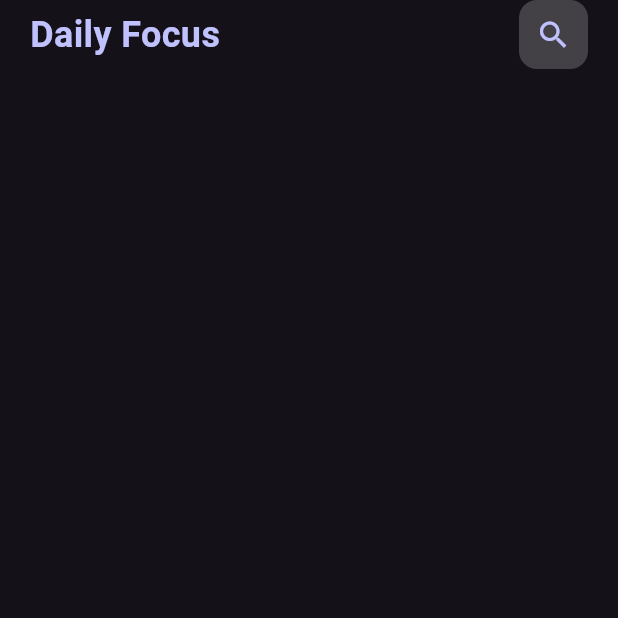
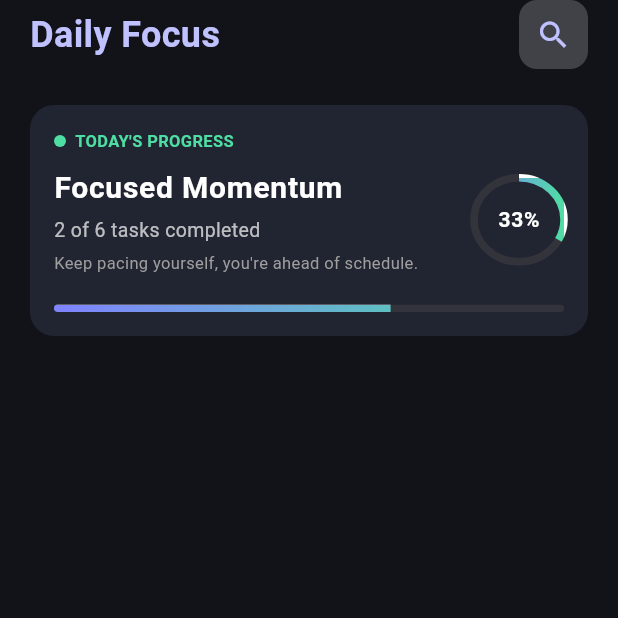
Before and after one commit to saadsaifdev/daily_focus_app, a Flutter app: the screen it shows after launch, on a phone screen of 412 x 824 dp, the top half of it. Run offline on Flutter 3.47's test engine with Material 3 defaults, Android fonts, the phone set to English and light mode, and no system bars.

Commit message:
feat: implement ProgressCard UI with gradient progress indicators

```diff
--- a/lib/constants.dart
+++ b/lib/constants.dart
@@ -3,7 +3,7 @@ import 'package:flutter/material.dart';
 const kBackgroundColor = Color(0xFF111319);
 const kSurfaceLowestColor = Color(0xFF0C0E14);
 const kCardBackgroundColor = Color(0xFF191B22);
-const kCardActiveColor = Color(0xFF1E1F26);
+const kCardActiveColor = Color(0xFF212431);
 const kSurfaceHighestColor = Color(0xFF33343B);
 
 const kPrimaryColor = Color(0xFFC0C1FF);
--- a/lib/main.dart
+++ b/lib/main.dart
@@ -1,3 +1,4 @@
+import 'package:daily_focus_app/constants.dart';
 import 'package:daily_focus_app/views/tasks_view.dart';
 import 'package:flutter/material.dart';
 
@@ -12,8 +13,10 @@ class DailyFocusApp extends StatelessWidget {
   Widget build(BuildContext context) {
     return MaterialApp(
       debugShowCheckedModeBanner: false,
-      theme: ThemeData(brightness: Brightness.dark),
-      home: TasksView(),
+      theme: ThemeData.dark().copyWith(
+        scaffoldBackgroundColor: kBackgroundColor,
+      ),
+      home: const TasksView(),
     );
   }
 }
--- /dev/null
+++ b/lib/widgets/progress_card.dart
@@ -0,0 +1,132 @@
+import 'package:daily_focus_app/constants.dart';
+import 'package:flutter/material.dart';
+
+class ProgressCard extends StatelessWidget {
+  const ProgressCard({super.key});
+
+  @override
+  Widget build(BuildContext context) {
+    return Container(
+      padding: const EdgeInsets.all(16),
+      decoration: BoxDecoration(
+        color: kCardActiveColor,
+        borderRadius: BorderRadius.circular(kCardBorderRadius),
+      ),
+      child: Column(
+        crossAxisAlignment: CrossAxisAlignment.start,
+        children: [
+          Row(
+            children: [
+              Container(
+                width: 8,
+                height: 8,
+                decoration: const BoxDecoration(
+                  color: kSecondaryColor,
+                  shape: BoxShape.circle,
+                ),
+              ),
+              const SizedBox(width: 6),
+              const Text(
+                "TODAY'S PROGRESS",
+                style: TextStyle(
+                  color: kSecondaryColor,
+                  fontSize: 11,
+                  fontWeight: FontWeight.bold,
+                ),
+              ),
+            ],
+          ),
+          ListTile(
+            contentPadding: EdgeInsets.zero,
+            title: const Text(
+              'Focused Momentum',
+              style: TextStyle(
+                color: Colors.white,
+                fontSize: 20,
+                fontWeight: FontWeight.bold,
+              ),
+            ),
+            subtitle: const Column(
+              crossAxisAlignment: CrossAxisAlignment.start,
+              children: [
+                SizedBox(height: 4),
+                Text(
+                  '2 of 6 tasks completed',
+                  style: TextStyle(color: Colors.white70, fontSize: 13),
+                ),
+                SizedBox(height: 4),
+                Text(
+                  "Keep pacing yourself, you're ahead of schedule.",
+                  style: TextStyle(color: Colors.grey, fontSize: 11),
+                ),
+              ],
+            ),
+            trailing: SizedBox(
+              width: 60,
+              height: 60,
+              child: Stack(
+                fit: StackFit.expand,
+                children: [
+                  const CircularProgressIndicator(
+                    value: 1.0,
+                    strokeWidth: 5,
+                    color: kSurfaceHighestColor,
+                  ),
+                  ShaderMask(
+                    shaderCallback: (bounds) {
+                      return const LinearGradient(
+                        colors: [kPrimaryContainer, kSecondaryColor],
+                      ).createShader(bounds);
+                    },
+                    child: const CircularProgressIndicator(
+                      value: 0.33,
+                      strokeWidth: 5,
+                      color: Colors.white,
+                      backgroundColor: Colors.transparent,
+                    ),
+                  ),
+                  const Center(
+                    child: Text(
+                      '33%',
+                      style: TextStyle(
+                        color: Colors.white,
+                        fontSize: 14,
+                        fontWeight: FontWeight.bold,
+                      ),
+                    ),
+                  ),
+                ],
+              ),
+            ),
+          ),
+          const SizedBox(height: 12),
+          ClipRRect(
+            borderRadius: BorderRadius.circular(4),
+            child: Stack(
+              children: [
+                const LinearProgressIndicator(
+                  value: 0.0,
+                  minHeight: 5,
+                  backgroundColor: kSurfaceHighestColor,
+                ),
+                ShaderMask(
+                  shaderCallback: (bounds) {
+                    return const LinearGradient(
+                      colors: [kPrimaryContainer, kSecondaryColor],
+                    ).createShader(bounds);
+                  },
+                  child: const LinearProgressIndicator(
+                    value: 0.66,
+                    minHeight: 5,
+                    color: Colors.white,
+                    backgroundColor: Colors.transparent,
+                  ),
+                ),
+              ],
+            ),
+          ),
+        ],
+      ),
+    );
+  }
+}
--- a/lib/widgets/tasks_view_body.dart
+++ b/lib/widgets/tasks_view_body.dart
@@ -1,5 +1,6 @@
 import 'package:daily_focus_app/constants.dart';
 import 'package:daily_focus_app/widgets/custom_app_bar.dart';
+import 'package:daily_focus_app/widgets/progress_card.dart';
 import 'package:flutter/material.dart';
 
 class TasksViewBody extends StatelessWidget {
@@ -13,6 +14,8 @@ class TasksViewBody extends StatelessWidget {
         child: Column(
           children: [
             CustomAppBar(title: "Daily Focus", searchIcon: (Icons.search)),
+            SizedBox(height: 24),
+            ProgressCard(),
           ],
         ),
       ),
```
